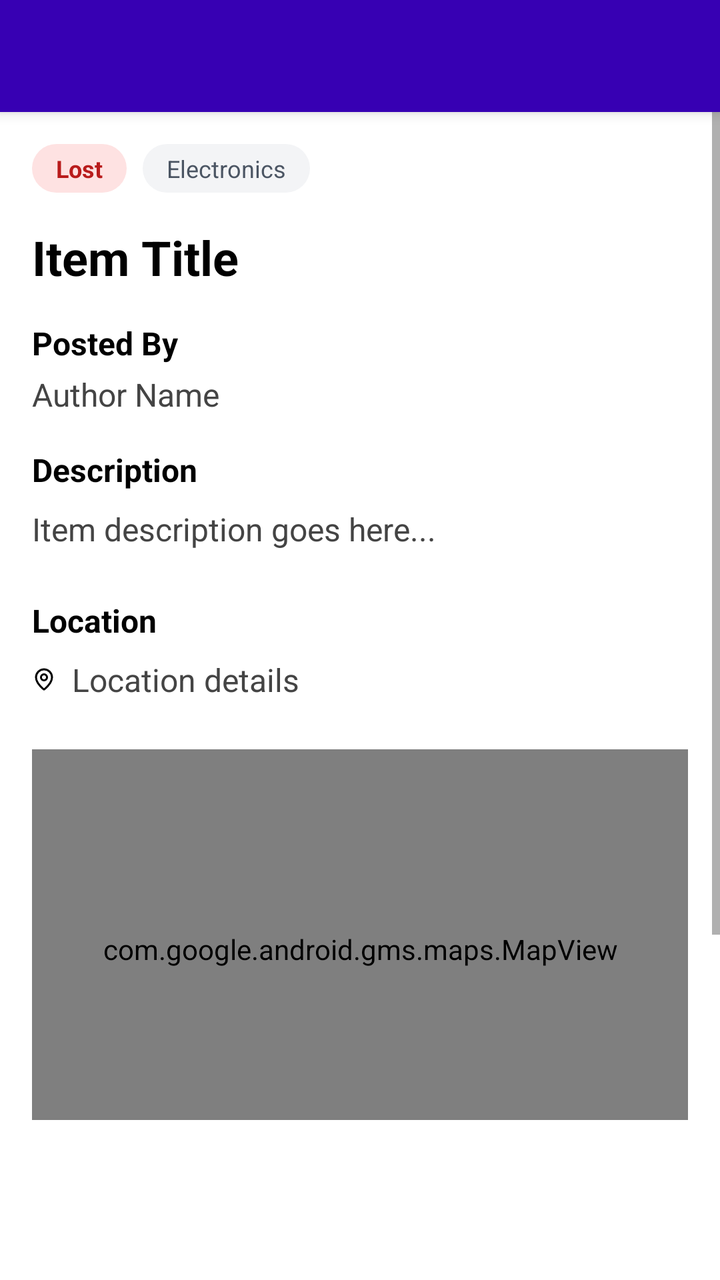
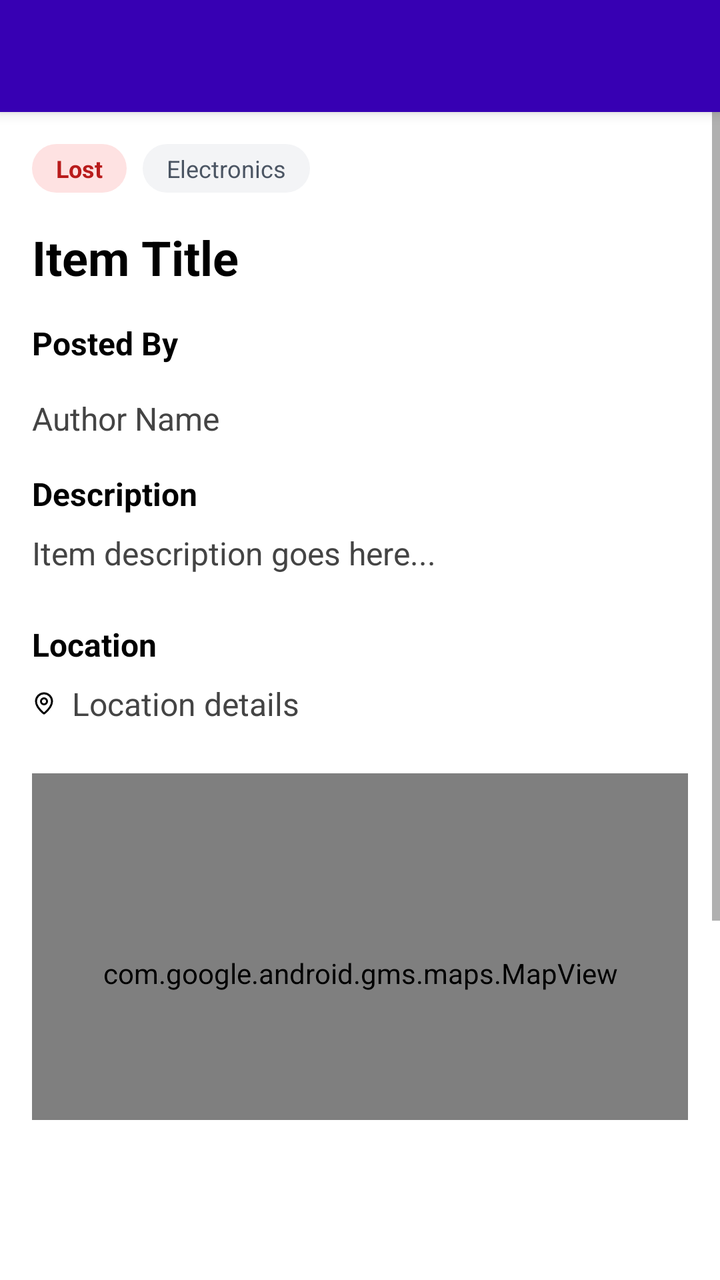

An Android layout rendered at two revisions. The XML below is the earlier revision; the diff shows what the commit changed to produce the second picture.
<!-- AndroidManifest.xml: application theme Theme.WatUFound -->
<!-- res/layout/fragment_post_details.xml -->
<?xml version="1.0" encoding="utf-8"?>
<androidx.constraintlayout.widget.ConstraintLayout xmlns:android="http://schemas.android.com/apk/res/android"
    xmlns:app="http://schemas.android.com/apk/res-auto"
    xmlns:tools="http://schemas.android.com/tools"
    android:layout_width="match_parent"
    android:layout_height="match_parent"
    android:background="@color/white"
    tools:context=".ui.post.PostDetailsFragment">

    <androidx.appcompat.widget.Toolbar
        android:id="@+id/toolbar"
        android:layout_width="match_parent"
        android:layout_height="?attr/actionBarSize"
        android:background="@color/purple_700"
        android:elevation="4dp"
        android:theme="@style/ThemeOverlay.AppCompat.Dark.ActionBar"
        app:layout_constraintTop_toTopOf="parent"
        app:layout_constraintStart_toStartOf="parent"
        app:layout_constraintEnd_toEndOf="parent"
        app:popupTheme="@style/ThemeOverlay.AppCompat.Light" />

    <ScrollView
        android:layout_width="match_parent"
        android:layout_height="0dp"
        android:fillViewport="true"
        android:paddingBottom="80dp"
        app:layout_constraintTop_toBottomOf="@id/toolbar"
        app:layout_constraintBottom_toBottomOf="parent"
        app:layout_constraintStart_toStartOf="parent"
        app:layout_constraintEnd_toEndOf="parent">

        <LinearLayout
            android:layout_width="match_parent"
            android:layout_height="wrap_content"
            android:orientation="vertical"
            android:padding="16dp">

            
            <ImageView
                android:id="@+id/imagePost"
                android:layout_width="match_parent"
                android:layout_height="220dp"
                android:scaleType="centerCrop"
                android:adjustViewBounds="true"
                android:layout_marginBottom="16dp"
                android:background="@drawable/rounded_card_background"
                android:contentDescription="Post image preview"
                android:visibility="gone" />

            <LinearLayout
                android:layout_width="match_parent"
                android:layout_height="wrap_content"
                android:orientation="horizontal"
                android:gravity="start|center_vertical"
                android:layout_marginBottom="16dp">

                <TextView
                    android:id="@+id/tagStatus"
                    android:layout_width="wrap_content"
                    android:layout_height="wrap_content"
                    android:text="Lost"
                    android:textColor="@color/lost_text"
                    android:background="@drawable/tag_lost_bg"
                    android:paddingLeft="12dp"
                    android:paddingRight="12dp"
                    android:paddingTop="4dp"
                    android:paddingBottom="4dp"
                    android:textStyle="bold"
                    android:textSize="12sp"
                    android:layout_marginEnd="8dp" />

                <TextView
                    android:id="@+id/tagCategory"
                    android:layout_width="wrap_content"
                    android:layout_height="wrap_content"
                    android:text="Electronics"
                    android:textColor="@color/category_text"
                    android:background="@drawable/tag_category_bg"
                    android:paddingLeft="12dp"
                    android:paddingRight="12dp"
                    android:paddingTop="4dp"
                    android:paddingBottom="4dp"
                    android:textSize="12sp" />
            </LinearLayout>

            <TextView
                android:id="@+id/textTitle"
                android:layout_width="match_parent"
                android:layout_height="wrap_content"
                android:text="Item Title"
                android:textStyle="bold"
                android:textSize="24sp"
                android:textColor="@color/black"
                android:layout_marginBottom="16dp" />

            
            <TextView
                android:layout_width="match_parent"
                android:layout_height="wrap_content"
                android:text="Posted By"
                android:textStyle="bold"
                android:textSize="16sp"
                android:textColor="@color/black"
                android:layout_marginBottom="4dp" />
            <TextView
                android:id="@+id/textPostedBy"
                android:layout_width="match_parent"
                android:layout_height="wrap_content"
                android:text="Author Name"
                android:textSize="16sp"
                android:textColor="#444444"
                android:layout_marginBottom="16dp" />

            <TextView
                android:layout_width="match_parent"
                android:layout_height="wrap_content"
                android:text="Description"
                android:textStyle="bold"
                android:textSize="16sp"
                android:textColor="@color/black"
                android:layout_marginBottom="8dp" />

            <TextView
                android:id="@+id/textDescription"
                android:layout_width="match_parent"
                android:layout_height="wrap_content"
                android:text="Item description goes here..."
                android:textSize="16sp"
                android:textColor="#444444"
                android:layout_marginBottom="24dp" />

            <TextView
                android:layout_width="match_parent"
                android:layout_height="wrap_content"
                android:text="Location"
                android:textStyle="bold"
                android:textSize="16sp"
                android:textColor="@color/black"
                android:layout_marginBottom="8dp" />

            <TextView
                android:id="@+id/textLocation"
                android:layout_width="match_parent"
                android:layout_height="wrap_content"
                android:text="Location details"
                android:textSize="16sp"
                android:textColor="#444444"
                android:drawableLeft="@drawable/ic_map_pin"
                android:drawablePadding="8dp"
                android:layout_marginBottom="24dp" />

            
            <com.google.android.gms.maps.MapView
                android:id="@+id/mapViewPreview"
                android:layout_width="match_parent"
                android:layout_height="200dp"
                android:layout_marginBottom="24dp" />

            <TextView
                android:layout_width="match_parent"
                android:layout_height="wrap_content"
                android:text="Date &amp; Time"
                android:textStyle="bold"
                android:textSize="16sp"
                android:textColor="@color/black"
                android:layout_marginBottom="8dp" />

            <TextView
                android:id="@+id/textDateTime"
                android:layout_width="match_parent"
                android:layout_height="wrap_content"
                android:text="Date and time details"
                android:textSize="16sp"
                android:textColor="#444444"
                android:layout_marginBottom="24dp" />

            <Button
                android:id="@+id/buttonContact"
                android:layout_width="match_parent"
                android:layout_height="wrap_content"
                android:text="Contact Owner"
                android:textSize="16sp"
                android:textColor="@color/white"
                android:backgroundTint="@color/purple_700"
                android:padding="16dp"
                android:layout_marginTop="16dp" />

        </LinearLayout>
    </ScrollView>

</androidx.constraintlayout.widget.ConstraintLayout>
<!-- resources referenced by this layout -->
<resources>
  <color name="black">#FF000000</color>
  <color name="category_text">#4b5563</color>
  <color name="lost_text">#b91c1c</color>
  <color name="purple_700">#FF3700B3</color>
  <color name="white">#FFFFFFFF</color>
  <!-- drawable ic_map_pin (drawable) -->
  <vector xmlns:android="http://schemas.android.com/apk/res/android"
      android:width="12dp"
      android:height="12dp"
      android:viewportWidth="24"
      android:viewportHeight="24"
      android:tint="?attr/colorOnSurface">
    <path
        android:fillColor="@android:color/transparent"
        android:pathData="M20,10c0,4.993 -5.539,10.193 -7.399,11.799a1,1 0,0 1,-1.202,0C9.539,20.193 4,14.993 4,10a8,8 0,0 1,16 0z"
        android:strokeColor="?attr/colorOnSurface"
        android:strokeWidth="2"
        android:strokeLineCap="round"
        android:strokeLineJoin="round"/>
    <path
        android:fillColor="@android:color/transparent"
        android:pathData="M12,10m-3,0a3,3 0,1 1,6 0a3,3 0,1 1,-6 0"
        android:strokeColor="?attr/colorOnSurface"
        android:strokeWidth="2"
        android:strokeLineCap="round"
        android:strokeLineJoin="round"/>
  </vector>
  <!-- drawable rounded_card_background (drawable) -->
  <?xml version="1.0" encoding="utf-8"?>
  <shape xmlns:android="http://schemas.android.com/apk/res/android"
      android:shape="rectangle">
      <solid android:color="#F8F9FA" />
      <corners android:radius="12dp" />
  </shape>
  <!-- drawable tag_category_bg (drawable) -->
  <?xml version="1.0" encoding="utf-8"?>
  <shape xmlns:android="http://schemas.android.com/apk/res/android"
      android:shape="rectangle">
      <solid android:color="@color/category_background" />
      <corners android:radius="16dp" />
  </shape>
  <!-- drawable tag_lost_bg (drawable) -->
  <?xml version="1.0" encoding="utf-8"?>
  <shape xmlns:android="http://schemas.android.com/apk/res/android"
      android:shape="rectangle">
      <solid android:color="@color/lost_background" />
      <corners android:radius="16dp" />
  </shape>
  <style name="Theme.WatUFound" parent="Theme.MaterialComponents.DayNight.NoActionBar">
          
          <item name="colorPrimary">@color/purple_500</item>
          <item name="colorPrimaryVariant">@color/purple_700</item>
          <item name="colorOnPrimary">@color/white</item>
          
          <item name="colorSecondary">@color/teal_200</item>
          <item name="colorSecondaryVariant">@color/teal_700</item>
          <item name="colorOnSecondary">@color/black</item>
          
          <item name="android:statusBarColor">?attr/colorPrimaryVariant</item>
          
      </style>
  <color name="category_background">#f3f4f6</color>
  <color name="lost_background">#fee2e2</color>
  <color name="purple_500">#FF6200EE</color>
  <color name="teal_200">#FF03DAC5</color>
  <color name="teal_700">#FF018786</color>
</resources>

<!-- the commit's change to res/layout/fragment_post_details.xml (unified diff, before → after) -->
@@ -94,14 +94,33 @@
                 android:layout_marginBottom="16dp" />
 
             
-            <TextView
-                android:layout_width="match_parent"
-                android:layout_height="wrap_content"
-                android:text="Posted By"
-                android:textStyle="bold"
-                android:textSize="16sp"
-                android:textColor="@color/black"
-                android:layout_marginBottom="4dp" />
+            <LinearLayout
+                android:layout_width="match_parent"
+                android:layout_height="wrap_content"
+                android:orientation="horizontal"
+                android:gravity="center_vertical"
+                android:layout_marginBottom="16dp">
+
+                <TextView
+                    android:layout_width="wrap_content"
+                    android:layout_height="wrap_content"
+                    android:text="Posted By"
+                    android:textStyle="bold"
+                    android:textSize="16sp"
+                    android:textColor="@color/black"
+                    android:layout_marginEnd="8dp" />
+
+                <TextView
+                    android:id="@+id/adminIndicator"
+                    android:layout_width="wrap_content"
+                    android:layout_height="wrap_content"
+                    android:text="(Admin View)"
+                    android:textSize="12sp"
+                    android:textColor="@color/orange"
+                    android:textStyle="italic"
+                    android:visibility="gone" />
+
+            </LinearLayout>
             <TextView
                 android:id="@+id/textPostedBy"
                 android:layout_width="match_parent"
@@ -185,6 +204,18 @@
                 android:padding="16dp"
                 android:layout_marginTop="16dp" />
 
+            <Button
+                android:id="@+id/buttonDelete"
+                android:layout_width="match_parent"
+                android:layout_height="wrap_content"
+                android:text="Delete Post"
+                android:textSize="16sp"
+                android:textColor="@color/white"
+                android:backgroundTint="@color/red"
+                android:padding="16dp"
+                android:layout_marginTop="8dp"
+                android:visibility="gone" />
+
         </LinearLayout>
     </ScrollView>
 
<!-- resource entries referenced after the edit -->
@@ -3,7 +3,9 @@
   <color name="black">#FF000000</color>
   <color name="category_text">#4b5563</color>
   <color name="lost_text">#b91c1c</color>
+  <color name="orange">#F59E0B</color>
   <color name="purple_700">#FF3700B3</color>
+  <color name="red">#EF4444</color>
   <color name="white">#FFFFFFFF</color>
   <!-- drawable ic_map_pin (drawable) -->
   <vector xmlns:android="http://schemas.android.com/apk/res/android"
